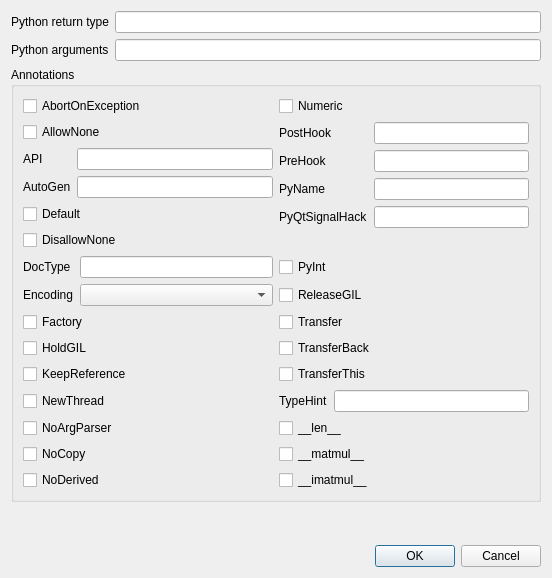
Qt form metasip/api_editor/Designer/CallablePropertiesBase.ui (Python-SIP/metasip) before a commit.
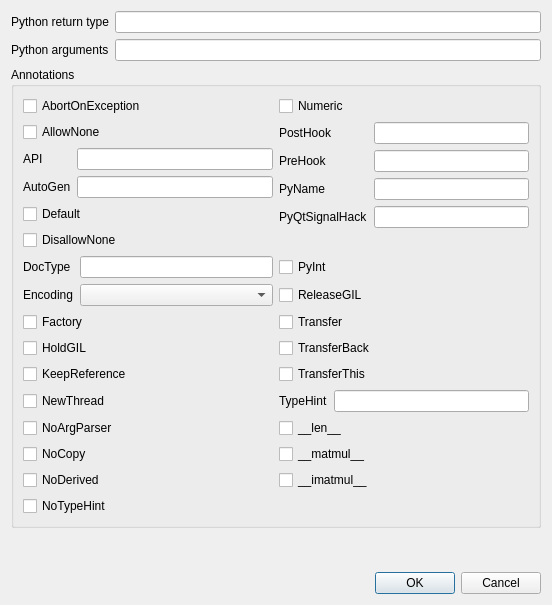
The same form after that commit.

Commit message: Added support for the /NoTypeHint/ annotations. Renamed %ModuleTypeHintCode to %TypeHintCode. Released as v1.16.

What changed in the file:
```diff
--- a/metasip/api_editor/Designer/CallablePropertiesBase.ui
+++ b/metasip/api_editor/Designer/CallablePropertiesBase.ui
@@ -7,7 +7,7 @@
     <x>0</x>
     <y>0</y>
     <width>552</width>
-    <height>578</height>
+    <height>605</height>
    </rect>
   </property>
   <property name="windowTitle">
@@ -290,6 +290,13 @@
         </property>
        </widget>
       </item>
+      <item row="14" column="0">
+       <widget class="QCheckBox" name="noTypeHintCb">
+        <property name="text">
+         <string>NoTypeHint</string>
+        </property>
+       </widget>
+      </item>
      </layout>
     </widget>
    </item>
```
Left out of the diff: 1 changed line with no effect on the pictures. The commit also changes 16 other files.
